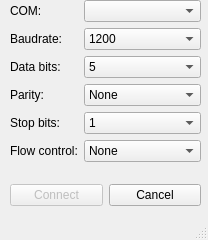
The window that ui/serialconnection.ui (Club-INTech/Asserv-INT) describes before a commit, drawn with Qt 5.
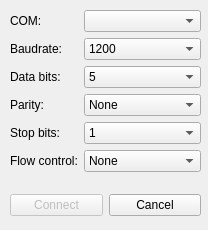
The same window after the commit.

What changed in the file:
```diff
--- a/ui/serialconnection.ui
+++ b/ui/serialconnection.ui
@@ -7,9 +7,27 @@
     <x>0</x>
     <y>0</y>
     <width>208</width>
-    <height>240</height>
+    <height>230</height>
    </rect>
   </property>
+  <property name="sizePolicy">
+   <sizepolicy hsizetype="Fixed" vsizetype="Fixed">
+    <horstretch>0</horstretch>
+    <verstretch>0</verstretch>
+   </sizepolicy>
+  </property>
+  <property name="minimumSize">
+   <size>
+    <width>208</width>
+    <height>230</height>
+   </size>
+  </property>
+  <property name="maximumSize">
+   <size>
+    <width>208</width>
+    <height>230</height>
+   </size>
+  </property>
   <property name="windowTitle">
    <string>Serial connection</string>
   </property>
@@ -18,7 +36,7 @@
     <property name="geometry">
      <rect>
       <x>10</x>
-      <y>0</y>
+      <y>10</y>
       <width>191</width>
       <height>171</height>
      </rect>
@@ -44,7 +62,7 @@
      <item row="1" column="1">
       <widget class="QComboBox" name="comboBox_2">
        <property name="currentText">
-        <string>115200</string>
+        <string>9600</string>
        </property>
        <item>
         <property name="text">
@@ -216,7 +234,7 @@
     <property name="geometry">
      <rect>
       <x>10</x>
-      <y>180</y>
+      <y>190</y>
       <width>191</width>
       <height>31</height>
      </rect>
@@ -242,7 +260,6 @@
     </layout>
    </widget>
   </widget>
-  <widget class="QStatusBar" name="statusbar"/>
  </widget>
  <resources/>
  <connections/>
```
Left out of the diff: 15 changed lines with no effect on the pictures.
